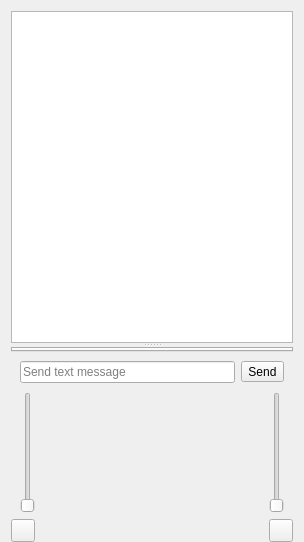
This is src/ui/View_base.ui in KDE/ring-kde as Qt 5 draws it before an edit. The edited form follows.
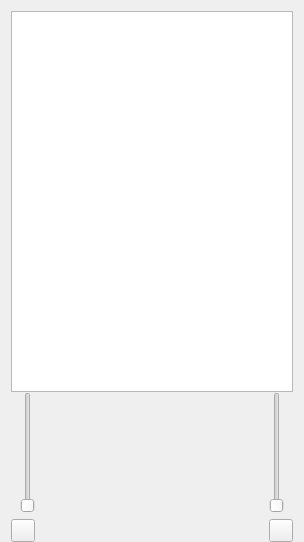
This is the edited form. Custom widgets are drawn as their Qt base class.

Patch:
```diff
--- a/src/ui/View_base.ui
+++ b/src/ui/View_base.ui
@@ -51,38 +51,6 @@
        <bool>false</bool>
       </attribute>
      </widget>
-     <widget class="IMManager" name="m_pMessageTabBox">
-      <property name="currentIndex">
-       <number>-1</number>
-      </property>
-     </widget>
-    </widget>
-   </item>
-   <item>
-    <widget class="QWidget" name="m_pMessageBoxW" native="true">
-     <layout class="QHBoxLayout" name="horizontalLayout_2">
-      <item>
-       <layout class="QHBoxLayout" name="horizontalLayout">
-        <item>
-         <widget class="QLineEdit" name="m_pSendMessageLE">
-          <property name="placeholderText">
-           <string>Send text message</string>
-          </property>
-          <property name="showClearButton" stdset="0">
-           <bool>true</bool>
-          </property>
-         </widget>
-        </item>
-        <item>
-         <widget class="QToolButton" name="m_pSendMessagePB">
-          <property name="text">
-           <string>Send</string>
-          </property>
-         </widget>
-        </item>
-       </layout>
-      </item>
-     </layout>
     </widget>
    </item>
    <item>
```
